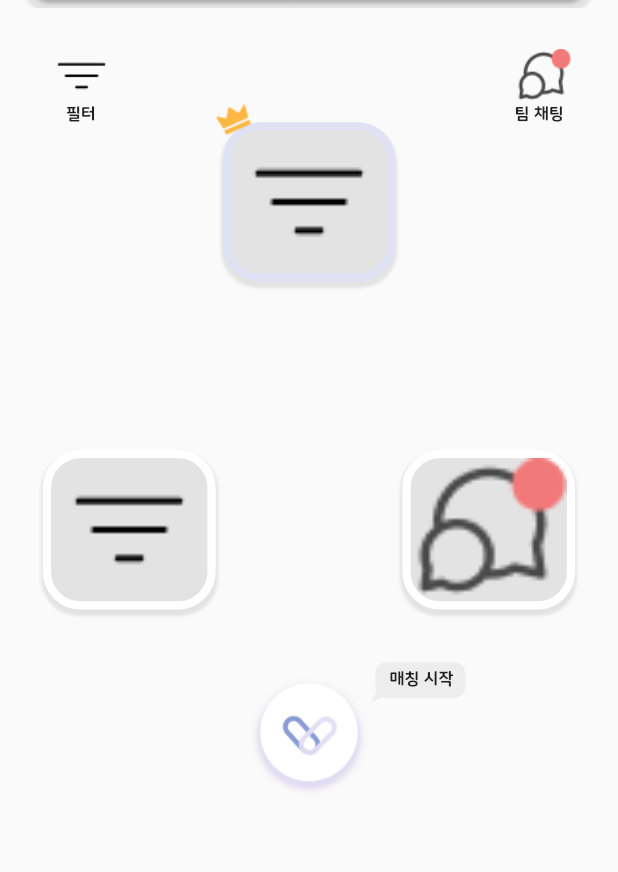
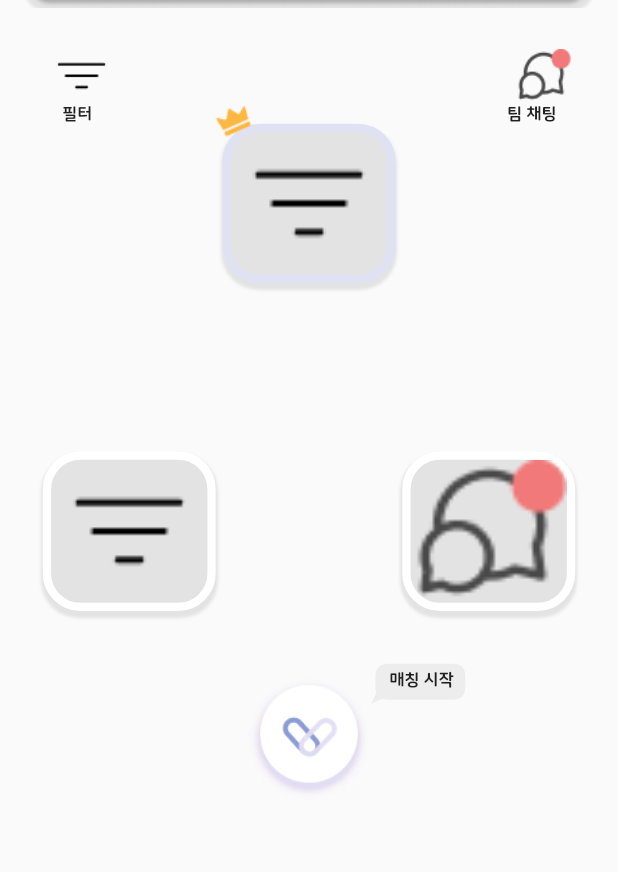
Before and after one commit to hunsy9/Ting-Front-Flutter, a Flutter app: the screen it shows after launch, on a phone screen of 412 x 824 dp. Shown: the part 222-1094 px from the top of the screen. Run offline on Flutter 3.47's test engine with Material 2 defaults, Android fonts, the phone set to English and light mode, and no system bars; drawn by our look-alikes of carousel_slider; our stand-ins replace bubble, connectivity_plus, flutter_screenutil, get, lottie, page_transition and 1 more; missing offline and left inert: kakao_flutter_sdk, kakao_flutter_sdk_common.

Commit message:
- 텍스트 폰트 수정

```diff
--- a/lib/screens/home/home.dart
+++ b/lib/screens/home/home.dart
@@ -125,23 +125,23 @@ class _HomeState extends State<Home> {
               child: Row(
                 children: [
                   Spacer(
-                    flex: 56,
+                    flex: 50,
                   ),
                   Flexible(
                     flex: 50,
                     child: basicText(
                       text: '필터',
-                      fontSize: 11.0,
+                      fontSize: 12.0.w,
                     ),
                   ),
                   Spacer(
-                    flex: 355,
+                    flex: 333,
                   ),
                   Flexible(
                     flex: 50,
                     child: basicText(
                       text: '팀 채팅',
-                      fontSize: 11.0,
+                      fontSize: 12.0.w,
                     ),
                   ),
                   Spacer(
@@ -399,7 +399,7 @@ class TextBubble extends StatelessWidget {
           Positioned(
             top: 4.h,
             left: 11.h,
-            child: basicText(text: controller.state.toString(), fontSize: 11.0,)
+            child: basicText(text: controller.state.toString(), fontSize: 12.0.w,)
           ),
         ]
       );
```
